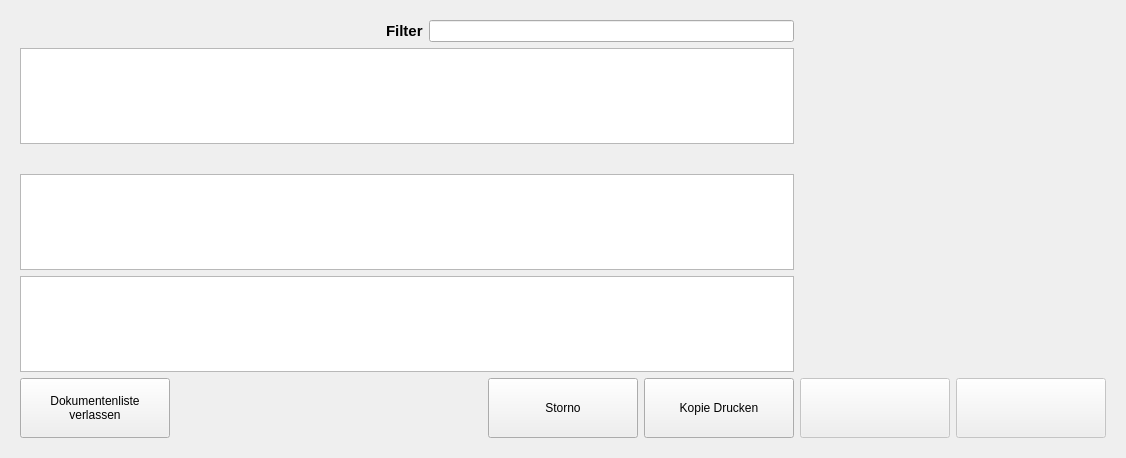
The window that src/ui/qrkdocument.ui (todvora/qrk-registrier-kasse) describes before a commit, drawn with Qt 5.
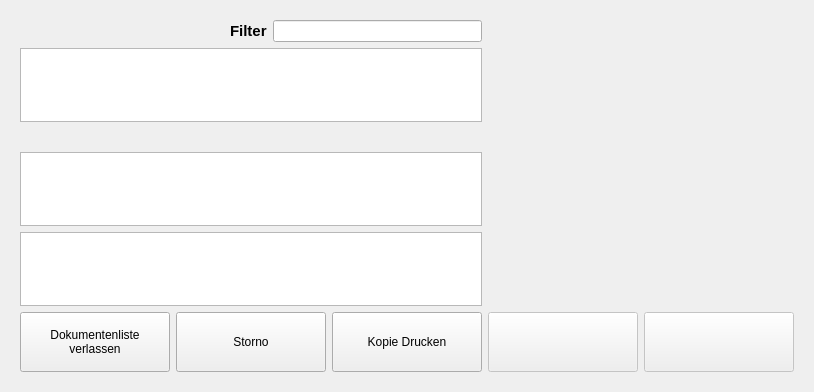
The same window after the commit. Icons and pictures are not drawn.

```diff
--- a/src/ui/qrkdocument.ui
+++ b/src/ui/qrkdocument.ui
@@ -6,8 +6,8 @@
    <rect>
     <x>0</x>
     <y>0</y>
-    <width>1126</width>
-    <height>458</height>
+    <width>812</width>
+    <height>392</height>
    </rect>
   </property>
   <property name="windowTitle">
```
